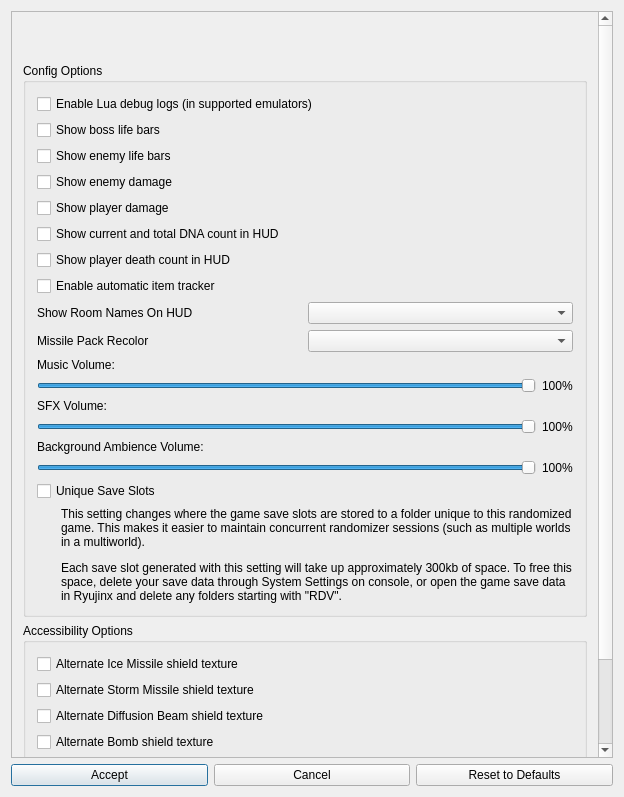
Qt form randovania/games/dread/gui/ui_files/dread_cosmetic_patches_dialog.ui (randovania/randovania) before a commit.
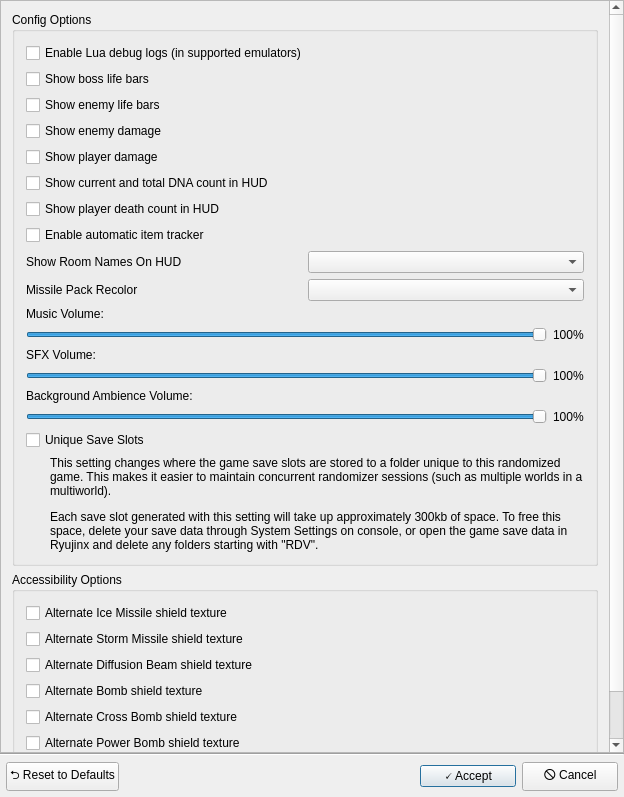
The same form after that commit. Custom widgets are drawn as their Qt base class.

Commit message: GUI: improve footer of cosmetic dialogs

```diff
--- a/randovania/games/dread/gui/ui_files/dread_cosmetic_patches_dialog.ui
+++ b/randovania/games/dread/gui/ui_files/dread_cosmetic_patches_dialog.ui
@@ -13,8 +13,23 @@
   <property name="windowTitle">
    <string>Metroid Dread - Cosmetic Options</string>
   </property>
-  <layout class="QGridLayout" name="gridLayout">
-   <item row="1" column="0" colspan="3">
+  <layout class="QVBoxLayout" name="verticalLayout_2">
+   <property name="spacing">
+    <number>0</number>
+   </property>
+   <property name="leftMargin">
+    <number>0</number>
+   </property>
+   <property name="topMargin">
+    <number>0</number>
+   </property>
+   <property name="rightMargin">
+    <number>0</number>
+   </property>
+   <property name="bottomMargin">
+    <number>0</number>
+   </property>
+   <item>
     <widget class="QScrollArea" name="scrollArea">
      <property name="widgetResizable">
       <bool>true</bool>
@@ -23,25 +38,12 @@
       <property name="geometry">
        <rect>
         <x>0</x>
-        <y>-242</y>
-        <width>583</width>
-        <height>1057</height>
+        <y>0</y>
+        <width>608</width>
+        <height>910</height>
        </rect>
       </property>
       <layout class="QVBoxLayout" name="verticalLayout">
-       <item>
-        <spacer name="verticalSpacer">
-         <property name="orientation">
-          <enum>Qt::Orientation::Vertical</enum>
-         </property>
-         <property name="sizeHint" stdset="0">
-          <size>
-           <width>20</width>
-           <height>40</height>
-          </size>
-         </property>
-        </spacer>
-       </item>
        <item>
         <widget class="QGroupBox" name="game_changes_box">
          <property name="title">
@@ -332,29 +334,83 @@
      </widget>
     </widget>
    </item>
-   <item row="2" column="2">
-    <widget class="QPushButton" name="reset_button">
-     <property name="text">
-      <string>Reset to Defaults</string>
+   <item>
+    <widget class="Line" name="line">
+     <property name="orientation">
+      <enum>Qt::Orientation::Horizontal</enum>
      </property>
     </widget>
    </item>
-   <item row="2" column="0">
-    <widget class="QPushButton" name="accept_button">
-     <property name="text">
-      <string>Accept</string>
+   <item>
+    <layout class="QHBoxLayout" name="footer_layout">
+     <property name="leftMargin">
+      <number>6</number>
      </property>
-     <property name="default">
-      <bool>true</bool>
+     <property name="topMargin">
+      <number>6</number>
      </property>
-    </widget>
-   </item>
-   <item row="2" column="1">
-    <widget class="QPushButton" name="cancel_button">
-     <property name="text">
-      <string>Cancel</string>
+     <property name="rightMargin">
+      <number>6</number>
      </property>
-    </widget>
+     <property name="bottomMargin">
+      <number>6</number>
+     </property>
+     <item>
+      <widget class="QPushButton" name="reset_button">
+       <property name="text">
+        <string notr="true">⮌ Reset to Defaults</string>
+       </property>
+      </widget>
+     </item>
+     <item>
+      <spacer name="horizontalSpacer">
+       <property name="orientation">
+        <enum>Qt::Orientation::Horizontal</enum>
+       </property>
+       <property name="sizeHint" stdset="0">
+        <size>
+         <width>40</width>
+         <height>20</height>
+        </size>
+       </property>
+      </spacer>
+     </item>
+     <item>
+      <widget class="QPushButton" name="accept_button">
+       <property name="minimumSize">
+        <size>
+         <width>96</width>
+         <height>0</height>
+        </size>
+       </property>
+       <property name="text">
+        <string notr="true">🗸 Accept</string>
+       </property>
+       <property name="default">
+        <bool>true</bool>
+       </property>
+      </widget>
+     </item>
+     <item>
+      <widget class="QPushButton" name="cancel_button">
+       <property name="sizePolicy">
+        <sizepolicy hsizetype="Minimum" vsizetype="Fixed">
+         <horstretch>0</horstretch>
+         <verstretch>0</verstretch>
+        </sizepolicy>
+       </property>
+       <property name="minimumSize">
+        <size>
+         <width>96</width>
+         <height>0</height>
+        </size>
+       </property>
+       <property name="text">
+        <string notr="true">🛇 Cancel</string>
+       </property>
+      </widget>
+     </item>
+    </layout>
    </item>
   </layout>
  </widget>
```
Left out of the diff: 2 changed lines with no effect on the pictures. The commit also changes 22 other files.
